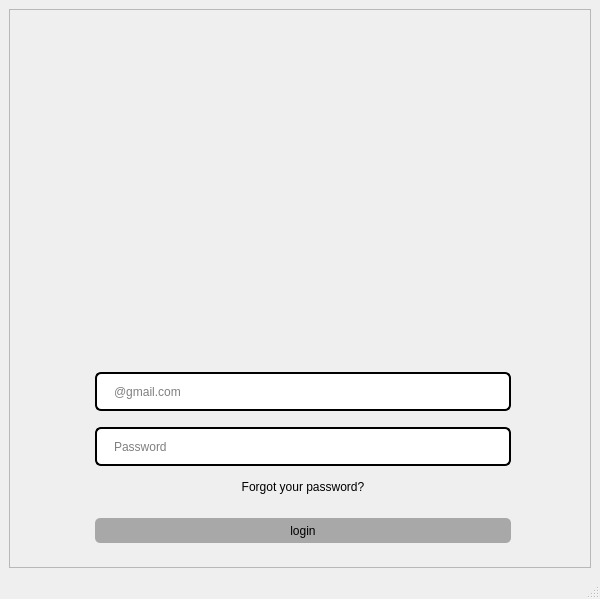
Qt form User Interface_Ammad/Login.ui (mukarramdaniel/Distribution-System_Python) before a commit.
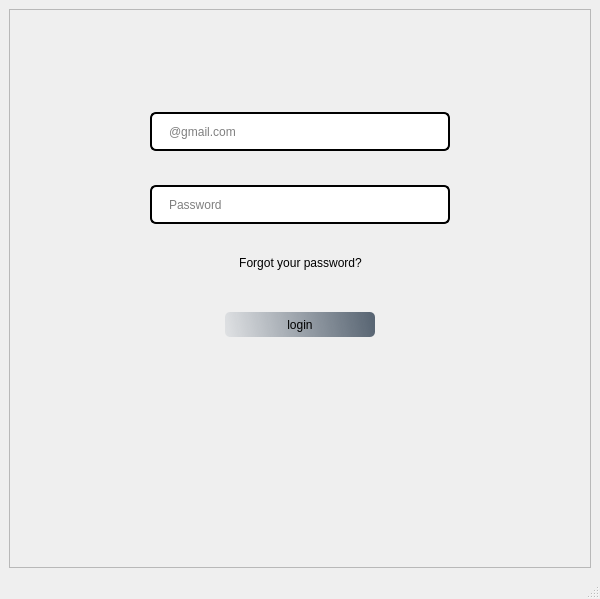
The same form after that commit. Icons and pictures are not drawn.

Commit message: Dev-U01-UI

```diff
--- a/User Interface_Ammad/Login.ui
+++ b/User Interface_Ammad/Login.ui
@@ -38,9 +38,7 @@
 #emailinp:hover{
 border:2px solid gray;
 }
-#passwordinp:hover{
-border:2px solid gray;
-}
+
 #emailinp:focus{
 border:2px solid blue;
 }
@@ -52,7 +50,7 @@
 height:25px;
 width:50px;
 color:black;
-background-color:rgb(168, 168, 168);
+background-color:qlineargradient(spread:pad,x1:0,y1:0.505682,x2:1,y2:0.477,stop:0 rgba(20,47,78,20),stop:1 rgba(85,98,112,250));
 border-radius:5px;
 }
 #loginbtn:pressed {
@@ -92,8 +90,24 @@
       <property name="frameShadow">
        <enum>QFrame::Raised</enum>
       </property>
-      <layout class="QFormLayout" name="formLayout">
-       <item row="0" column="1">
+      <layout class="QVBoxLayout" name="verticalLayout">
+       <item>
+        <widget class="QWidget" name="widget_5" native="true">
+         <layout class="QHBoxLayout" name="horizontalLayout_5">
+          <item>
+           <spacer name="horizontalSpacer_9">
+            <property name="orientation">
+             <enum>Qt::Horizontal</enum>
+            </property>
+            <property name="sizeHint" stdset="0">
+             <size>
+              <width>40</width>
+              <height>20</height>
+             </size>
+            </property>
+           </spacer>
+          </item>
+          <item>
         <widget class="QLabel" name="label">
          <property name="text">
           <string>&lt;html&gt;&lt;head/&gt;&lt;body&gt;&lt;p&gt;&lt;img src=&quot;:/Login/ARM_LOGO_Crop-removebg-preview.png&quot;/&gt;&lt;/p&gt;&lt;/body&gt;&lt;/html&gt;</string>
@@ -103,20 +117,10 @@
          </property>
         </widget>
        </item>
-       <item row="1" column="1">
-        <spacer name="verticalSpacer">
-         <property name="orientation">
-          <enum>Qt::Vertical</enum>
-         </property>
-         <property name="sizeHint" stdset="0">
-          <size>
-           <width>20</width>
-           <height>40</height>
-          </size>
-         </property>
-        </spacer>
+         </layout>
+        </widget>
        </item>
-       <item row="2" column="1">
+       <item>
         <widget class="QLabel" name="loginimg">
          <property name="text">
           <string>&lt;html&gt;&lt;head/&gt;&lt;body&gt;&lt;p&gt;&lt;img src=&quot;:/Login/user (2).png&quot;/&gt;&lt;/p&gt;&lt;/body&gt;&lt;/html&gt;</string>
@@ -126,15 +130,87 @@
          </property>
         </widget>
        </item>
-       <item row="3" column="1">
+       <item>
+        <widget class="QWidget" name="widget" native="true">
+         <layout class="QHBoxLayout" name="horizontalLayout">
+          <item>
+           <spacer name="horizontalSpacer">
+            <property name="orientation">
+             <enum>Qt::Horizontal</enum>
+            </property>
+            <property name="sizeType">
+             <enum>QSizePolicy::Expanding</enum>
+            </property>
+            <property name="sizeHint" stdset="0">
+             <size>
+              <width>40</width>
+              <height>20</height>
+             </size>
+            </property>
+           </spacer>
+          </item>
+          <item>
         <widget class="QLineEdit" name="emailinp">
+            <property name="minimumSize">
+             <size>
+              <width>300</width>
+              <height>0</height>
+             </size>
+            </property>
+            <property name="maximumSize">
+             <size>
+              <width>16777215</width>
+              <height>16777215</height>
+             </size>
+            </property>
          <property name="placeholderText">
           <string>@gmail.com</string>
          </property>
         </widget>
        </item>
-       <item row="4" column="1">
+          <item>
+           <spacer name="horizontalSpacer_2">
+            <property name="orientation">
+             <enum>Qt::Horizontal</enum>
+            </property>
+            <property name="sizeType">
+             <enum>QSizePolicy::Expanding</enum>
+            </property>
+            <property name="sizeHint" stdset="0">
+             <size>
+              <width>40</width>
+              <height>20</height>
+             </size>
+            </property>
+           </spacer>
+          </item>
+         </layout>
+        </widget>
+       </item>
+       <item>
+        <widget class="QWidget" name="widget_2" native="true">
+         <layout class="QHBoxLayout" name="horizontalLayout_2">
+          <item>
+           <spacer name="horizontalSpacer_3">
+            <property name="orientation">
+             <enum>Qt::Horizontal</enum>
+            </property>
+            <property name="sizeHint" stdset="0">
+             <size>
+              <width>40</width>
+              <height>20</height>
+             </size>
+            </property>
+           </spacer>
+          </item>
+          <item>
         <widget class="QLineEdit" name="passwordinp">
+            <property name="minimumSize">
+             <size>
+              <width>300</width>
+              <height>0</height>
+             </size>
+            </property>
          <property name="echoMode">
           <enum>QLineEdit::Password</enum>
          </property>
@@ -143,15 +219,88 @@
          </property>
         </widget>
        </item>
-       <item row="5" column="1">
+          <item>
+           <spacer name="horizontalSpacer_4">
+            <property name="orientation">
+             <enum>Qt::Horizontal</enum>
+            </property>
+            <property name="sizeHint" stdset="0">
+             <size>
+              <width>40</width>
+              <height>20</height>
+             </size>
+            </property>
+           </spacer>
+          </item>
+         </layout>
+        </widget>
+       </item>
+       <item>
+        <widget class="QWidget" name="widget_3" native="true">
+         <layout class="QHBoxLayout" name="horizontalLayout_3">
+          <item>
+           <spacer name="horizontalSpacer_5">
+            <property name="orientation">
+             <enum>Qt::Horizontal</enum>
+            </property>
+            <property name="sizeHint" stdset="0">
+             <size>
+              <width>40</width>
+              <height>20</height>
+             </size>
+            </property>
+           </spacer>
+          </item>
+          <item>
         <widget class="QPushButton" name="forgotbtn">
          <property name="text">
           <string>Forgot your password?</string>
          </property>
         </widget>
        </item>
-       <item row="6" column="1">
+          <item>
+           <spacer name="horizontalSpacer_6">
+            <property name="orientation">
+             <enum>Qt::Horizontal</enum>
+            </property>
+            <property name="sizeType">
+             <enum>QSizePolicy::Expanding</enum>
+            </property>
+            <property name="sizeHint" stdset="0">
+             <size>
+              <width>40</width>
+              <height>20</height>
+             </size>
+            </property>
+           </spacer>
+          </item>
+         </layout>
+        </widget>
+       </item>
+       <item>
+        <widget class="QWidget" name="widget_4" native="true">
+         <layout class="QHBoxLayout" name="horizontalLayout_4">
+          <item>
+           <spacer name="horizontalSpacer_7">
+            <property name="orientation">
+             <enum>Qt::Horizontal</enum>
+            </property>
+            <property name="sizeHint" stdset="0">
+             <size>
+              <width>40</width>
+              <height>20</height>
+             </size>
+            </property>
+           </spacer>
+          </item>
+          <item>
         <widget class="QPushButton" name="loginbtn">
+            <property name="minimumSize">
+             <size>
+              <width>150</width>
+              <height>0</height>
+             </size>
+            </property>
          <property name="text">
           <string>login</string>
          </property>
@@ -160,6 +309,35 @@
            <normaloff>:/Login/icons8-enter-48.png</normaloff>:/Login/icons8-enter-48.png</iconset>
          </property>
         </widget>
+          </item>
+          <item>
+           <spacer name="horizontalSpacer_8">
+            <property name="orientation">
+             <enum>Qt::Horizontal</enum>
+            </property>
+            <property name="sizeHint" stdset="0">
+             <size>
+              <width>40</width>
+              <height>20</height>
+             </size>
+            </property>
+           </spacer>
+          </item>
+         </layout>
+        </widget>
+       </item>
+       <item>
+        <spacer name="verticalSpacer">
+         <property name="orientation">
+          <enum>Qt::Vertical</enum>
+         </property>
+         <property name="sizeHint" stdset="0">
+          <size>
+           <width>20</width>
+           <height>40</height>
+          </size>
+         </property>
+        </spacer>
        </item>
       </layout>
      </widget>
```
Left out of the diff: 2 changed lines with no effect on the pictures. Lines whose indentation alone changed are shown as unchanged. The commit also changes 5 other files.
